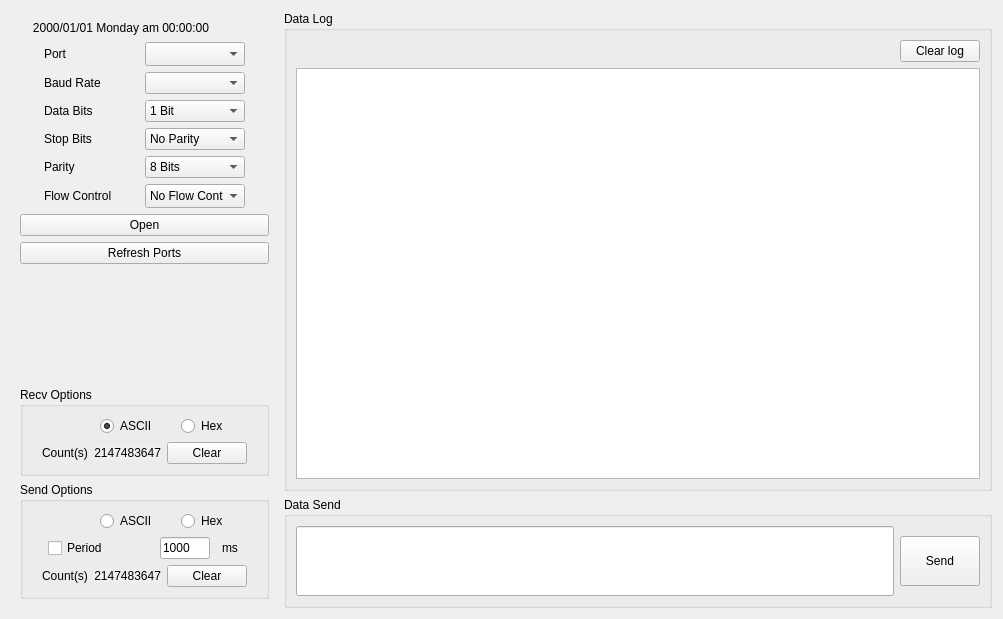
The window that widget.ui (CL-Chiou/comPort) describes before a commit, drawn with Qt 5.
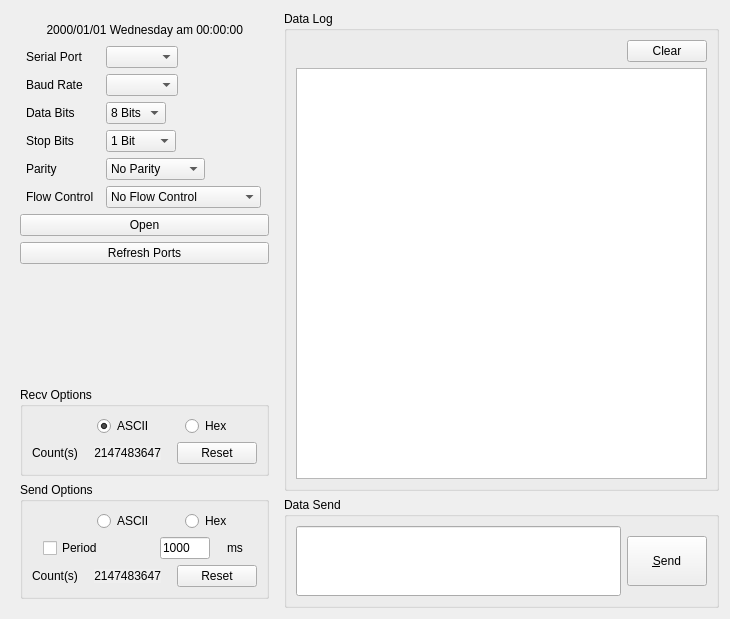
The same window after the commit.

```diff
--- a/widget.ui
+++ b/widget.ui
@@ -6,7 +6,7 @@
    <rect>
     <x>0</x>
     <y>0</y>
-    <width>1003</width>
+    <width>730</width>
     <height>619</height>
    </rect>
   </property>
@@ -38,49 +38,67 @@
        </property>
        <layout class="QGridLayout" name="gridLayout_7">
         <item row="0" column="0">
-         <layout class="QVBoxLayout" name="verticalLayout_9">
-          <property name="sizeConstraint">
-           <enum>QLayout::SetNoConstraint</enum>
-          </property>
+         <layout class="QVBoxLayout" name="verticalLayout_3">
           <item>
-           <widget class="QLabel" name="timeString">
-            <property name="sizePolicy">
-             <sizepolicy hsizetype="Fixed" vsizetype="Fixed">
-              <horstretch>0</horstretch>
-              <verstretch>0</verstretch>
-             </sizepolicy>
-            </property>
-            <property name="minimumSize">
-             <size>
-              <width>189</width>
-              <height>16</height>
-             </size>
-            </property>
-            <property name="maximumSize">
-             <size>
-              <width>189</width>
-              <height>16</height>
-             </size>
-            </property>
-            <property name="layoutDirection">
-             <enum>Qt::LeftToRight</enum>
-            </property>
-            <property name="autoFillBackground">
-             <bool>true</bool>
-            </property>
-            <property name="text">
-             <string>2000/01/01 Monday am 00:00:00</string>
-            </property>
-            <property name="textFormat">
-             <enum>Qt::AutoText</enum>
-            </property>
-            <property name="alignment">
-             <set>Qt::AlignRight|Qt::AlignTrailing|Qt::AlignVCenter</set>
-            </property>
-            <property name="wordWrap">
-             <bool>false</bool>
-            </property>
-           </widget>
+           <layout class="QHBoxLayout" name="horizontalLayout_18">
+            <item>
+             <spacer name="horizontalSpacer_3">
+              <property name="orientation">
+               <enum>Qt::Horizontal</enum>
+              </property>
+              <property name="sizeType">
+               <enum>QSizePolicy::Expanding</enum>
+              </property>
+              <property name="sizeHint" stdset="0">
+               <size>
+                <width>40</width>
+                <height>20</height>
+               </size>
+              </property>
+             </spacer>
+            </item>
+            <item>
+             <widget class="QLabel" name="currentTimeLabel">
+              <property name="sizePolicy">
+               <sizepolicy hsizetype="Expanding" vsizetype="Fixed">
+                <horstretch>0</horstretch>
+                <verstretch>0</verstretch>
+               </sizepolicy>
+              </property>
+              <property name="layoutDirection">
+               <enum>Qt::LeftToRight</enum>
+              </property>
+              <property name="autoFillBackground">
+               <bool>true</bool>
+              </property>
+              <property name="text">
+               <string>2000/01/01 Wednesday am 00:00:00</string>
+              </property>
+              <property name="textFormat">
+               <enum>Qt::AutoText</enum>
+              </property>
+              <property name="alignment">
+               <set>Qt::AlignRight|Qt::AlignTrailing|Qt::AlignVCenter</set>
+              </property>
+              <property name="wordWrap">
+               <bool>false</bool>
+              </property>
+             </widget>
+            </item>
+            <item>
+             <spacer name="horizontalSpacer">
+              <property name="orientation">
+               <enum>Qt::Horizontal</enum>
+              </property>
+              <property name="sizeHint" stdset="0">
+               <size>
+                <width>40</width>
+                <height>20</height>
+               </size>
+              </property>
+             </spacer>
+            </item>
+           </layout>
           </item>
           <item>
            <layout class="QHBoxLayout" name="horizontalLayout_4">
@@ -106,20 +124,8 @@
                   <verstretch>0</verstretch>
                  </sizepolicy>
                 </property>
-                <property name="minimumSize">
-                 <size>
-                  <width>23</width>
-                  <height>24</height>
-                 </size>
-                </property>
-                <property name="maximumSize">
-                 <size>
-                  <width>23</width>
-                  <height>24</height>
-                 </size>
-                </property>
                 <property name="text">
-                 <string>Port</string>
+                 <string>Serial Port</string>
                 </property>
                </widget>
               </item>
@@ -183,18 +189,6 @@
                   <verstretch>0</verstretch>
                  </sizepolicy>
                 </property>
-                <property name="minimumSize">
-                 <size>
-                  <width>71</width>
-                  <height>24</height>
-                 </size>
-                </property>
-                <property name="maximumSize">
-                 <size>
-                  <width>71</width>
-                  <height>24</height>
-                 </size>
-                </property>
                 <property name="text">
                  <string>Flow Control</string>
                 </property>
@@ -215,18 +209,6 @@
                   <verstretch>0</verstretch>
                  </sizepolicy>
                 </property>
-                <property name="minimumSize">
-                 <size>
-                  <width>100</width>
-                  <height>24</height>
-                 </size>
-                </property>
-                <property name="maximumSize">
-                 <size>
-                  <width>100</width>
-                  <height>24</height>
-                 </size>
-                </property>
                </widget>
               </item>
               <item>
@@ -237,12 +219,6 @@
                   <verstretch>0</verstretch>
                  </sizepolicy>
                 </property>
-                <property name="maximumSize">
-                 <size>
-                  <width>100</width>
-                  <height>150</height>
-                 </size>
-                </property>
                 <property name="currentText">
                  <string/>
                 </property>
@@ -251,6 +227,42 @@
                 </property>
                </widget>
               </item>
+              <item>
+               <widget class="QComboBox" name="databitsBox">
+                <property name="sizePolicy">
+                 <sizepolicy hsizetype="Fixed" vsizetype="Fixed">
+                  <horstretch>0</horstretch>
+                  <verstretch>0</verstretch>
+                 </sizepolicy>
+                </property>
+                <property name="currentText">
+                 <string>8 Bits</string>
+                </property>
+                <property name="currentIndex">
+                 <number>3</number>
+                </property>
+                <item>
+                 <property name="text">
+                  <string>5 Bits</string>
+                 </property>
+                </item>
+                <item>
+                 <property name="text">
+                  <string>6 Bits</string>
+                 </property>
+                </item>
+                <item>
+                 <property name="text">
+                  <string>7 Bits</string>
+                 </property>
+                </item>
+                <item>
+                 <property name="text">
+                  <string>8 Bits</string>
+                 </property>
+                </item>
+               </widget>
+              </item>
               <item>
                <widget class="QComboBox" name="stopbitsBox">
                 <property name="sizePolicy">
@@ -259,12 +271,6 @@
                   <verstretch>0</verstretch>
                  </sizepolicy>
                 </property>
-                <property name="maximumSize">
-                 <size>
-                  <width>100</width>
-                  <height>150</height>
-                 </size>
-                </property>
                 <property name="currentText">
                  <string>1 Bit</string>
                 </property>
@@ -296,12 +302,6 @@
                   <verstretch>0</verstretch>
                  </sizepolicy>
                 </property>
-                <property name="maximumSize">
-                 <size>
-                  <width>100</width>
-                  <height>150</height>
-                 </size>
-                </property>
                 <property name="currentText">
                  <string>No Parity</string>
                 </property>
@@ -335,48 +335,6 @@
                 </item>
                </widget>
               </item>
-              <item>
-               <widget class="QComboBox" name="databitsBox">
-                <property name="sizePolicy">
-                 <sizepolicy hsizetype="Fixed" vsizetype="Fixed">
-                  <horstretch>0</horstretch>
-                  <verstretch>0</verstretch>
-                 </sizepolicy>
-                </property>
-                <property name="maximumSize">
-                 <size>
-                  <width>100</width>
-                  <height>150</height>
-                 </size>
-                </property>
-                <property name="currentText">
-                 <string>8 Bits</string>
-                </property>
-                <property name="currentIndex">
-                 <number>3</number>
-                </property>
-                <item>
-                 <property name="text">
-                  <string>5 Bits</string>
-                 </property>
-                </item>
-                <item>
-                 <property name="text">
-                  <string>6 Bits</string>
-                 </property>
-                </item>
-                <item>
-                 <property name="text">
-                  <string>7 Bits</string>
-                 </property>
-                </item>
-                <item>
-                 <property name="text">
-                  <string>8 Bits</string>
-                 </property>
-                </item>
-               </widget>
-              </item>
               <item>
                <widget class="QComboBox" name="flowcontrolBox">
                 <property name="sizePolicy">
@@ -385,18 +343,6 @@
                   <verstretch>0</verstretch>
                  </sizepolicy>
                 </property>
-                <property name="minimumSize">
-                 <size>
-                  <width>100</width>
-                  <height>24</height>
-                 </size>
-                </property>
-                <property name="maximumSize">
-                 <size>
-                  <width>100</width>
-                  <height>150</height>
-                 </size>
-                </property>
                 <property name="currentText">
                  <string>No Flow Control</string>
                 </property>
@@ -472,7 +418,7 @@
             <property name="sizeHint" stdset="0">
              <size>
               <width>20</width>
-              <height>40</height>
+              <height>0</height>
              </size>
             </property>
            </spacer>
@@ -571,7 +517,20 @@
                   </widget>
                  </item>
                  <item>
-                  <widget class="QLabel" name="label_recvCount">
+                  <spacer name="horizontalSpacer_9">
+                   <property name="orientation">
+                    <enum>Qt::Horizontal</enum>
+                   </property>
+                   <property name="sizeHint" stdset="0">
+                    <size>
+                     <width>40</width>
+                     <height>20</height>
+                    </size>
+                   </property>
+                  </spacer>
+                 </item>
+                 <item>
+                  <widget class="QLabel" name="recvCountBox">
                    <property name="sizePolicy">
                     <sizepolicy hsizetype="Fixed" vsizetype="Fixed">
                      <horstretch>0</horstretch>
@@ -599,7 +558,20 @@
                   </widget>
                  </item>
                  <item>
-                  <widget class="QPushButton" name="clearButton_recvCount">
+                  <spacer name="horizontalSpacer_7">
+                   <property name="orientation">
+                    <enum>Qt::Horizontal</enum>
+                   </property>
+                   <property name="sizeHint" stdset="0">
+                    <size>
+                     <width>40</width>
+                     <height>20</height>
+                    </size>
+                   </property>
+                  </spacer>
+                 </item>
+                 <item>
+                  <widget class="QPushButton" name="resetRecvCountButton">
                    <property name="sizePolicy">
                     <sizepolicy hsizetype="Fixed" vsizetype="Fixed">
                      <horstretch>0</horstretch>
@@ -607,7 +579,7 @@
                     </sizepolicy>
                    </property>
                    <property name="text">
-                    <string>Clear</string>
+                    <string>Reset</string>
                    </property>
                   </widget>
                  </item>
@@ -774,7 +746,20 @@
                   </widget>
                  </item>
                  <item>
-                  <widget class="QLabel" name="label_sendCount">
+                  <spacer name="horizontalSpacer_10">
+                   <property name="orientation">
+                    <enum>Qt::Horizontal</enum>
+                   </property>
+                   <property name="sizeHint" stdset="0">
+                    <size>
+                     <width>40</width>
+                     <height>20</height>
+                    </size>
+                   </property>
+                  </spacer>
+                 </item>
+                 <item>
+                  <widget class="QLabel" name="sendCountBox">
                    <property name="sizePolicy">
                     <sizepolicy hsizetype="Fixed" vsizetype="Fixed">
                      <horstretch>0</horstretch>
@@ -802,7 +787,20 @@
                   </widget>
                  </item>
                  <item>
-                  <widget class="QPushButton" name="clearButton_sendCount">
+                  <spacer name="horizontalSpacer_8">
+                   <property name="orientation">
+                    <enum>Qt::Horizontal</enum>
+                   </property>
+                   <property name="sizeHint" stdset="0">
+                    <size>
+                     <width>40</width>
+                     <height>20</height>
+                    </size>
+                   </property>
+                  </spacer>
+                 </item>
+                 <item>
+                  <widget class="QPushButton" name="resetSendCountButton">
                    <property name="sizePolicy">
                     <sizepolicy hsizetype="Fixed" vsizetype="Fixed">
                      <horstretch>0</horstretch>
@@ -810,7 +808,7 @@
                     </sizepolicy>
                    </property>
                    <property name="text">
-                    <string>Clear</string>
+                    <string>Reset</string>
                    </property>
                   </widget>
                  </item>
@@ -854,7 +852,7 @@
               <item>
                <widget class="QPushButton" name="clearButton">
                 <property name="text">
-                 <string>Clear log</string>
+                 <string>Clear</string>
                 </property>
                </widget>
               </item>
@@ -864,8 +862,8 @@
              <widget class="QTextBrowser" name="textBrowser">
               <property name="minimumSize">
                <size>
-                <width>200</width>
-                <height>200</height>
+                <width>400</width>
+                <height>0</height>
                </size>
               </property>
               <property name="maximumSize">
@@ -941,7 +939,7 @@
                </size>
               </property>
               <property name="text">
-               <string>Send</string>
+               <string>&amp;Send</string>
               </property>
              </widget>
             </item>
```
Left out of the diff: 18 changed lines with no effect on the pictures.
